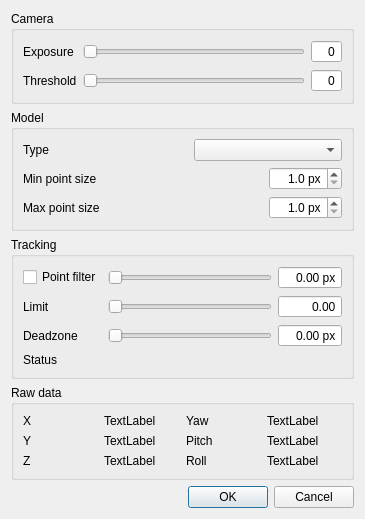
The window that tracker-trackhat/dialog.ui (opentrack/opentrack) describes before a commit, drawn with Qt 5.
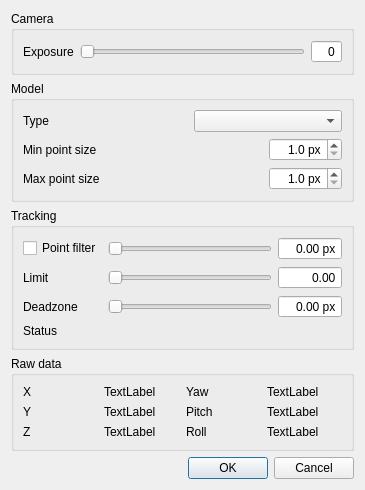
The same window after the commit. Icons and pictures are not drawn.

Commit message: tracker/trackhat: remove threshold slider

The edit to the form file:
```diff
--- a/tracker-trackhat/dialog.ui
+++ b/tracker-trackhat/dialog.ui
@@ -7,7 +7,7 @@
     <x>0</x>
     <y>0</y>
     <width>365</width>
-    <height>460</height>
+    <height>429</height>
    </rect>
   </property>
   <property name="minimumSize">
@@ -30,32 +30,6 @@
       <string>Camera</string>
      </property>
      <layout class="QGridLayout" name="gridLayout">
-      <item row="1" column="1">
-       <widget class="QSlider" name="threshold_slider">
-        <property name="sizePolicy">
-         <sizepolicy hsizetype="Expanding" vsizetype="Maximum">
-          <horstretch>0</horstretch>
-          <verstretch>0</verstretch>
-         </sizepolicy>
-        </property>
-        <property name="minimum">
-         <number>64</number>
-        </property>
-        <property name="maximum">
-         <number>254</number>
-        </property>
-        <property name="orientation">
-         <enum>Qt::Horizontal</enum>
-        </property>
-       </widget>
-      </item>
-      <item row="1" column="0">
-       <widget class="QLabel" name="label_3">
-        <property name="text">
-         <string>Threshold</string>
-        </property>
-       </widget>
-      </item>
       <item row="0" column="2">
        <widget class="QSpinBox" name="exposure_label">
         <property name="focusPolicy">
@@ -94,25 +68,6 @@
         </property>
        </widget>
       </item>
-      <item row="1" column="2">
-       <widget class="QSpinBox" name="threshold_label">
-        <property name="focusPolicy">
-         <enum>Qt::NoFocus</enum>
-        </property>
-        <property name="alignment">
-         <set>Qt::AlignRight|Qt::AlignTrailing|Qt::AlignVCenter</set>
-        </property>
-        <property name="readOnly">
-         <bool>true</bool>
-        </property>
-        <property name="buttonSymbols">
-         <enum>QAbstractSpinBox::NoButtons</enum>
-        </property>
-        <property name="maximum">
-         <number>999</number>
-        </property>
-       </widget>
-      </item>
       <item row="0" column="0">
        <widget class="QLabel" name="label">
         <property name="text">
```
Left out of the diff: 1 changed line with no effect on the pictures. The commit also changes 8 other files.
